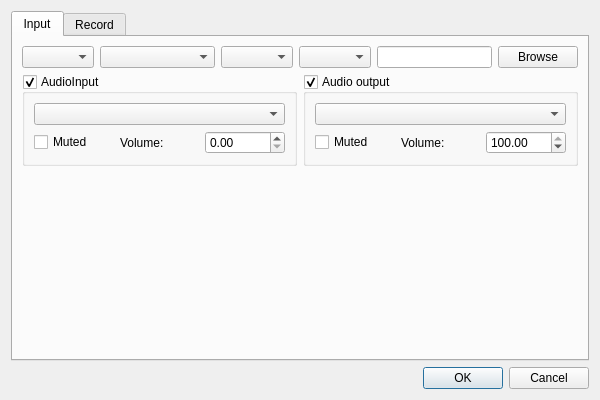
Old version of the form Plugins/Player/DlgPlayer.ui in the repository KangLin/RabbitRemoteControl.
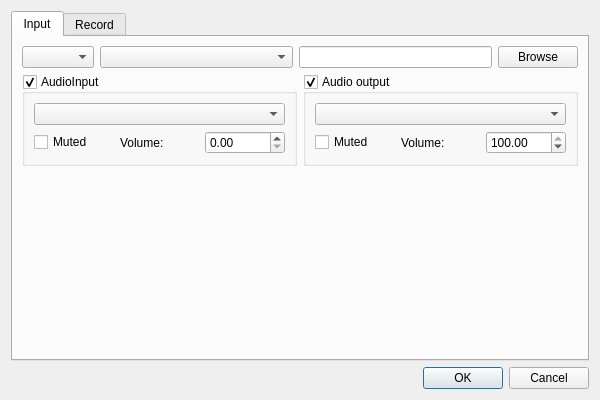
New version of the form.

```diff
--- a/Plugins/Player/DlgPlayer.ui
+++ b/Plugins/Player/DlgPlayer.ui
@@ -45,12 +45,6 @@
            </property>
           </widget>
          </item>
-         <item>
-          <widget class="QComboBox" name="cmbScreens"/>
-         </item>
-         <item>
-          <widget class="QComboBox" name="cmbWindows"/>
-         </item>
          <item>
           <widget class="QLineEdit" name="leUrl"/>
          </item>
```
